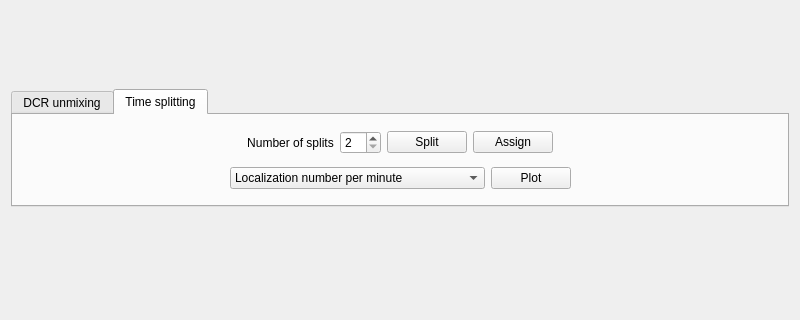
bsse-scf/pyMINFLUX, file pyminflux/ui/color_unmixer.ui: the form before one commit; both pictures show x 0 to 800 and y 152 to 472 of the 800 by 600 pixel window.
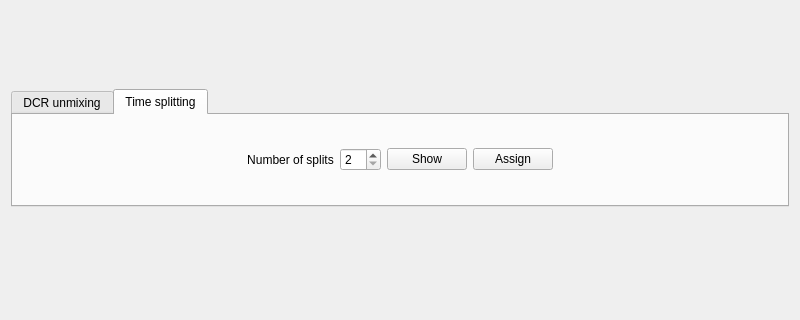
The form after the commit. The open tabs and pages were chosen to show the change.

Commit message: Remove different visualization options in time splitter

The edit to the form file:
```diff
--- a/pyminflux/ui/color_unmixer.ui
+++ b/pyminflux/ui/color_unmixer.ui
@@ -338,7 +338,7 @@
                 </sizepolicy>
                </property>
                <property name="text">
-                <string>Split</string>
+                <string>Show</string>
                </property>
               </widget>
              </item>
@@ -370,74 +370,6 @@
              </item>
             </layout>
            </item>
-           <item>
-            <layout class="QHBoxLayout" name="horizontalLayout_6">
-             <item>
-              <spacer name="horizontalSpacer_9">
-               <property name="orientation">
-                <enum>Qt::Horizontal</enum>
-               </property>
-               <property name="sizeHint" stdset="0">
-                <size>
-                 <width>40</width>
-                 <height>20</height>
-                </size>
-               </property>
-              </spacer>
-             </item>
-             <item>
-              <widget class="QComboBox" name="cbTimePlotType">
-               <property name="sizePolicy">
-                <sizepolicy hsizetype="MinimumExpanding" vsizetype="Fixed">
-                 <horstretch>0</horstretch>
-                 <verstretch>0</verstretch>
-                </sizepolicy>
-               </property>
-               <item>
-                <property name="text">
-                 <string>Localization number per minute</string>
-                </property>
-               </item>
-               <item>
-                <property name="text">
-                 <string>Localization precision per minute</string>
-                </property>
-               </item>
-               <item>
-                <property name="text">
-                 <string>Localization precision per minute (std err)</string>
-                </property>
-               </item>
-              </widget>
-             </item>
-             <item>
-              <widget class="QPushButton" name="pbTimePlot">
-               <property name="sizePolicy">
-                <sizepolicy hsizetype="Fixed" vsizetype="Fixed">
-                 <horstretch>0</horstretch>
-                 <verstretch>0</verstretch>
-                </sizepolicy>
-               </property>
-               <property name="text">
-                <string>Plot</string>
-               </property>
-              </widget>
-             </item>
-             <item>
-              <spacer name="horizontalSpacer_10">
-               <property name="orientation">
-                <enum>Qt::Horizontal</enum>
-               </property>
-               <property name="sizeHint" stdset="0">
-                <size>
-                 <width>40</width>
-                 <height>20</height>
-                </size>
-               </property>
-              </spacer>
-             </item>
-            </layout>
-           </item>
           </layout>
          </widget>
         </widget>
```
The commit also changes 2 other files.
